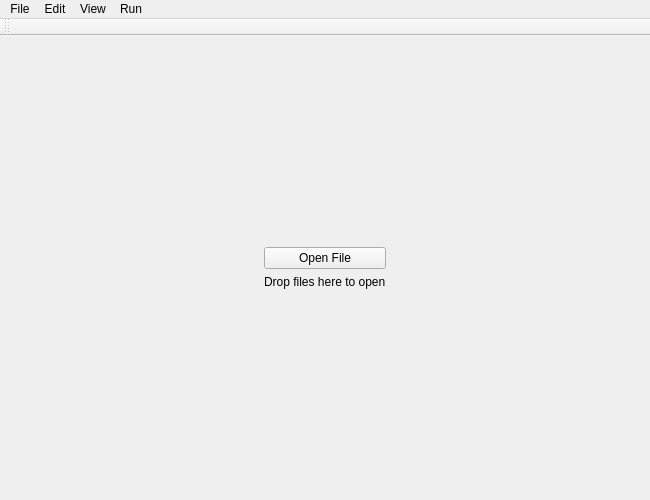
First picture: the form in gui/ui_files/mainwindow.ui, repository OSUDSL/pydre, before the edit.
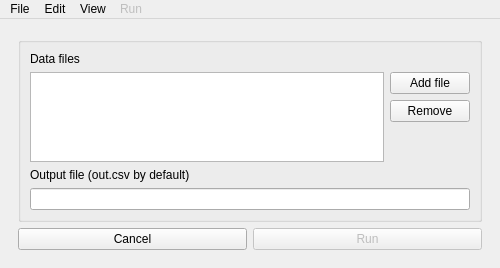
Second picture: the form after the edit. The open tabs and pages were chosen to show the change.

Commit message: Added page for running pydre

What changed in the file:
```diff
--- a/gui/ui_files/mainwindow.ui
+++ b/gui/ui_files/mainwindow.ui
@@ -6,8 +6,8 @@
    <rect>
     <x>0</x>
     <y>0</y>
-    <width>650</width>
-    <height>500</height>
+    <width>500</width>
+    <height>268</height>
    </rect>
   </property>
   <property name="minimumSize">
@@ -82,6 +82,12 @@
             <item>
              <layout class="QVBoxLayout" name="verticalLayout_4">
               <item>
+               <widget class="QGroupBox" name="groupBox_3">
+                <property name="title">
+                 <string/>
+                </property>
+                <layout class="QVBoxLayout" name="verticalLayout_10">
+                 <item>
                <widget class="QPushButton" name="open_pfile_btn">
                 <property name="text">
                  <string>Open File</string>
@@ -96,6 +102,9 @@
                </widget>
               </item>
              </layout>
+               </widget>
+              </item>
+             </layout>
             </item>
             <item>
              <spacer name="verticalSpacer_4">
@@ -130,27 +139,12 @@
        </layout>
       </widget>
       <widget class="QWidget" name="page_2">
-       <layout class="QVBoxLayout" name="verticalLayout_3">
+       <layout class="QVBoxLayout" name="verticalLayout_9">
         <item>
          <widget class="QSplitter" name="splitter">
-          <property name="sizePolicy">
-           <sizepolicy hsizetype="Expanding" vsizetype="Preferred">
-            <horstretch>0</horstretch>
-            <verstretch>0</verstretch>
-           </sizepolicy>
-          </property>
-          <property name="layoutDirection">
-           <enum>Qt::LeftToRight</enum>
-          </property>
-          <property name="frameShape">
-           <enum>QFrame::NoFrame</enum>
-          </property>
           <property name="orientation">
            <enum>Qt::Horizontal</enum>
           </property>
-          <property name="childrenCollapsible">
-           <bool>false</bool>
-          </property>
           <widget class="QTreeWidget" name="treeWidget">
            <column>
             <property name="text">
@@ -158,6 +152,12 @@
             </property>
            </column>
           </widget>
+          <widget class="QGroupBox" name="groupBox_2">
+           <property name="title">
+            <string/>
+           </property>
+           <layout class="QVBoxLayout" name="verticalLayout_3">
+            <item>
           <widget class="QTabWidget" name="pfile_tab">
            <property name="focusPolicy">
             <enum>Qt::TabFocus</enum>
@@ -175,7 +175,99 @@
             <bool>true</bool>
            </property>
           </widget>
-         </widget>
+            </item>
+           </layout>
+          </widget>
+         </widget>
+        </item>
+       </layout>
+      </widget>
+      <widget class="QWidget" name="page_3">
+       <layout class="QVBoxLayout" name="verticalLayout_2">
+        <item>
+         <widget class="QGroupBox" name="groupBox">
+          <property name="title">
+           <string/>
+          </property>
+          <layout class="QVBoxLayout" name="verticalLayout_8">
+           <item>
+            <widget class="QLabel" name="label">
+             <property name="text">
+              <string>Data files</string>
+             </property>
+            </widget>
+           </item>
+           <item>
+            <layout class="QHBoxLayout" name="horizontalLayout">
+             <item>
+              <widget class="QListWidget" name="listWidget"/>
+             </item>
+             <item>
+              <layout class="QVBoxLayout" name="verticalLayout_5">
+               <item>
+                <widget class="QPushButton" name="pushButton">
+                 <property name="text">
+                  <string>Add file</string>
+                 </property>
+                </widget>
+               </item>
+               <item>
+                <widget class="QPushButton" name="pushButton_2">
+                 <property name="text">
+                  <string>Remove</string>
+                 </property>
+                </widget>
+               </item>
+               <item>
+                <spacer name="verticalSpacer">
+                 <property name="orientation">
+                  <enum>Qt::Vertical</enum>
+                 </property>
+                 <property name="sizeHint" stdset="0">
+                  <size>
+                   <width>20</width>
+                   <height>40</height>
+                  </size>
+                 </property>
+                </spacer>
+               </item>
+              </layout>
+             </item>
+            </layout>
+           </item>
+           <item>
+            <widget class="QLabel" name="label_3">
+             <property name="text">
+              <string>Output file (out.csv by default)</string>
+             </property>
+            </widget>
+           </item>
+           <item>
+            <widget class="QLineEdit" name="lineEdit"/>
+           </item>
+          </layout>
+         </widget>
+        </item>
+        <item>
+         <layout class="QHBoxLayout" name="horizontalLayout_3">
+          <item>
+           <widget class="QPushButton" name="pushButton_3">
+            <property name="text">
+             <string>Cancel</string>
+            </property>
+           </widget>
+          </item>
+          <item>
+           <widget class="QPushButton" name="pushButton_4">
+            <property name="enabled">
+             <bool>false</bool>
+            </property>
+            <property name="text">
+             <string>Run</string>
+            </property>
+           </widget>
+          </item>
+         </layout>
         </item>
        </layout>
       </widget>
@@ -188,7 +280,7 @@
     <rect>
      <x>0</x>
      <y>0</y>
-     <width>650</width>
+     <width>500</width>
      <height>21</height>
     </rect>
    </property>
@@ -210,6 +302,9 @@
     </property>
    </widget>
    <widget class="QMenu" name="menuRun">
+    <property name="enabled">
+     <bool>false</bool>
+    </property>
     <property name="title">
      <string>Run</string>
     </property>
@@ -219,17 +314,6 @@
    <addaction name="menuView"/>
    <addaction name="menuRun"/>
   </widget>
-  <widget class="QToolBar" name="toolBar">
-   <property name="windowTitle">
-    <string>toolBar</string>
-   </property>
-   <attribute name="toolBarArea">
-    <enum>TopToolBarArea</enum>
-   </attribute>
-   <attribute name="toolBarBreak">
-    <bool>false</bool>
-   </attribute>
-  </widget>
   <action name="pfile_act">
    <property name="enabled">
     <bool>false</bool>
```
Lines whose indentation alone changed are shown as unchanged. The commit also changes 1 other file.
